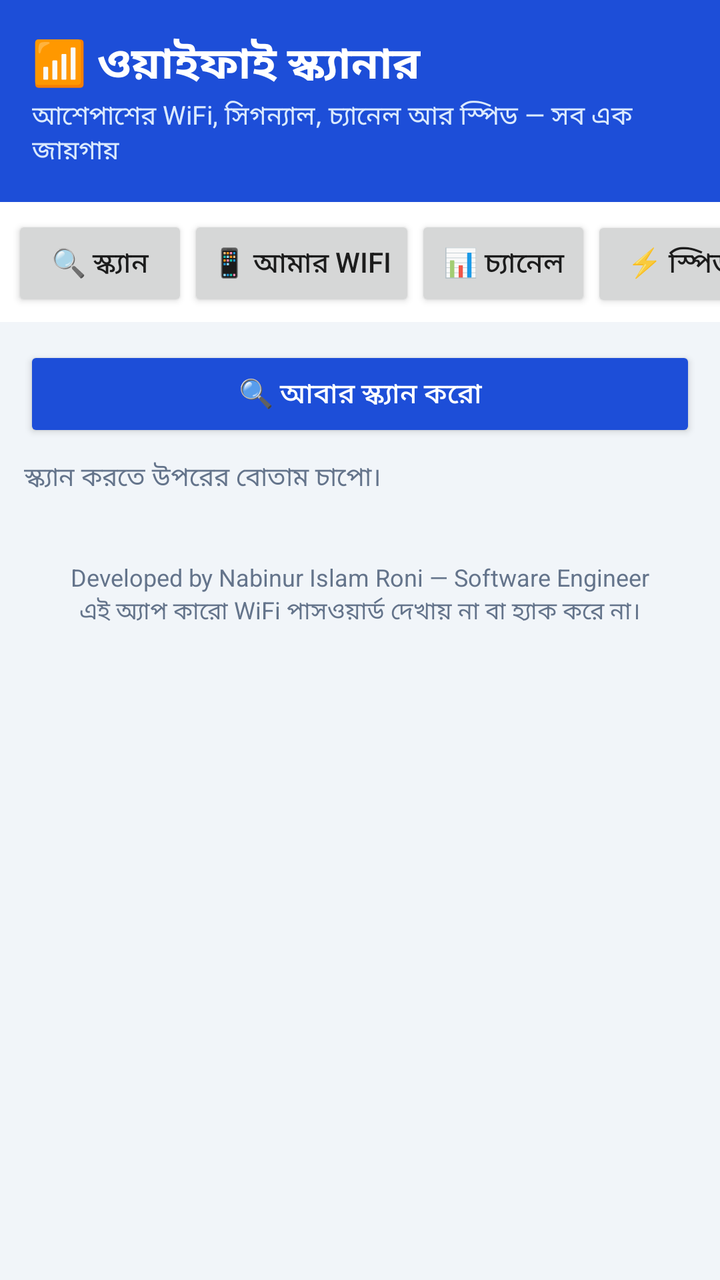
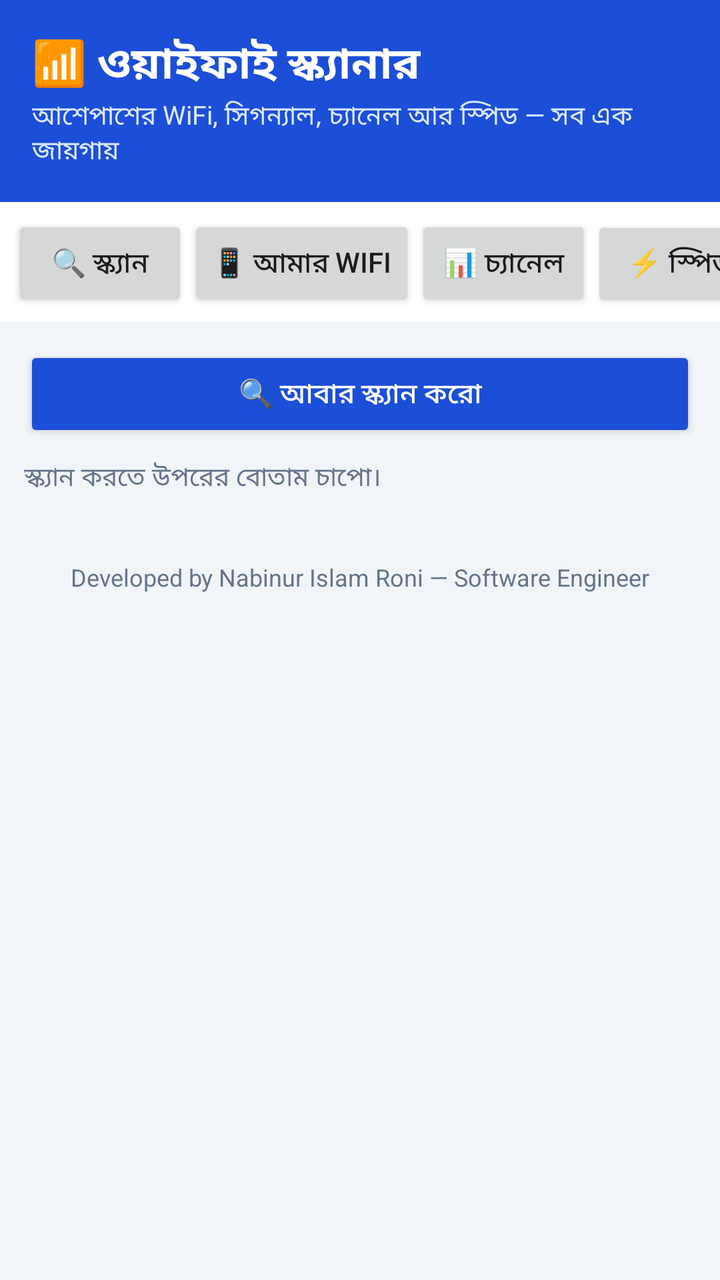

Screens rendered from an Android XML layout before and after an edit, with the pre-edit source and the edit as a unified diff.
<!-- AndroidManifest.xml: application theme Theme.WifiScanner -->
<!-- res/layout/activity_main.xml -->
<?xml version="1.0" encoding="utf-8"?>
<LinearLayout xmlns:android="http://schemas.android.com/apk/res/android"
    android:layout_width="match_parent"
    android:layout_height="match_parent"
    android:background="@color/bg"
    android:orientation="vertical">

    <LinearLayout
        android:layout_width="match_parent"
        android:layout_height="wrap_content"
        android:background="@color/navy"
        android:orientation="vertical"
        android:padding="16dp">

        <TextView
            android:layout_width="wrap_content"
            android:layout_height="wrap_content"
            android:text="📶 ওয়াইফাই স্ক্যানার"
            android:textColor="#ffffff"
            android:textSize="22sp"
            android:textStyle="bold" />

        <TextView
            android:layout_width="wrap_content"
            android:layout_height="wrap_content"
            android:text="আশেপাশের WiFi, সিগন্যাল, চ্যানেল আর স্পিড — সব এক জায়গায়"
            android:textColor="#dbeafe"
            android:textSize="13sp" />
    </LinearLayout>

    <TextView
        android:id="@+id/warningText"
        android:layout_width="match_parent"
        android:layout_height="wrap_content"
        android:background="#fef3c7"
        android:padding="10dp"
        android:text="স্ক্যান করতে লোকেশন চালু রাখতে হবে আর অনুমতি দিতে হবে।"
        android:textColor="#92400e"
        android:textSize="13sp"
        android:visibility="gone" />

    <HorizontalScrollView
        android:layout_width="match_parent"
        android:layout_height="wrap_content"
        android:background="@color/card"
        android:scrollbars="none">

        <LinearLayout
            android:layout_width="wrap_content"
            android:layout_height="wrap_content"
            android:orientation="horizontal"
            android:padding="6dp">

            <Button
                android:id="@+id/tabScan"
                android:layout_width="wrap_content"
                android:layout_height="wrap_content"
                android:text="🔍 স্ক্যান" />

            <Button
                android:id="@+id/tabMyWifi"
                android:layout_width="wrap_content"
                android:layout_height="wrap_content"
                android:text="📱 আমার WiFi" />

            <Button
                android:id="@+id/tabChannel"
                android:layout_width="wrap_content"
                android:layout_height="wrap_content"
                android:text="📊 চ্যানেল" />

            <Button
                android:id="@+id/tabSpeed"
                android:layout_width="wrap_content"
                android:layout_height="wrap_content"
                android:text="⚡ স্পিড" />

            <Button
                android:id="@+id/tabDevices"
                android:layout_width="wrap_content"
                android:layout_height="wrap_content"
                android:text="👥 ডিভাইস" />

            <Button
                android:id="@+id/tabQr"
                android:layout_width="wrap_content"
                android:layout_height="wrap_content"
                android:text="📷 QR" />

            <Button
                android:id="@+id/tabMap"
                android:layout_width="wrap_content"
                android:layout_height="wrap_content"
                android:text="🗺️ ম্যাপ" />
        </LinearLayout>
    </HorizontalScrollView>

    <ScrollView
        android:layout_width="match_parent"
        android:layout_height="0dp"
        android:layout_weight="1">

        <LinearLayout
            android:layout_width="match_parent"
            android:layout_height="wrap_content"
            android:orientation="vertical"
            android:padding="12dp">

            
            <LinearLayout
                android:id="@+id/sectionScan"
                android:layout_width="match_parent"
                android:layout_height="wrap_content"
                android:orientation="vertical">

                <Button
                    android:id="@+id/btnScan"
                    android:layout_width="match_parent"
                    android:layout_height="wrap_content"
                    android:backgroundTint="@color/navy"
                    android:text="🔍 আবার স্ক্যান করো"
                    android:textColor="#ffffff" />

                <TextView
                    android:id="@+id/scanStatus"
                    android:layout_width="match_parent"
                    android:layout_height="wrap_content"
                    android:paddingTop="8dp"
                    android:text="স্ক্যান করতে উপরের বোতাম চাপো।"
                    android:textColor="@color/muted"
                    android:textSize="13sp" />

                <LinearLayout
                    android:id="@+id/scanResults"
                    android:layout_width="match_parent"
                    android:layout_height="wrap_content"
                    android:orientation="vertical"
                    android:paddingTop="8dp" />
            </LinearLayout>

            
            <LinearLayout
                android:id="@+id/sectionMyWifi"
                android:layout_width="match_parent"
                android:layout_height="wrap_content"
                android:orientation="vertical"
                android:visibility="gone">

                <Button
                    android:id="@+id/btnRefreshMyWifi"
                    android:layout_width="match_parent"
                    android:layout_height="wrap_content"
                    android:backgroundTint="@color/navy"
                    android:text="🔄 তথ্য আবার দেখো"
                    android:textColor="#ffffff" />

                <TextView
                    android:id="@+id/myWifiSignalLabel"
                    android:layout_width="match_parent"
                    android:layout_height="wrap_content"
                    android:paddingTop="12dp"
                    android:text="সিগন্যাল: —"
                    android:textSize="16sp"
                    android:textStyle="bold" />

                <ProgressBar
                    android:id="@+id/myWifiSignalBar"
                    style="?android:attr/progressBarStyleHorizontal"
                    android:layout_width="match_parent"
                    android:layout_height="wrap_content"
                    android:max="100"
                    android:progress="0" />

                <LinearLayout
                    android:id="@+id/myWifiInfo"
                    android:layout_width="match_parent"
                    android:layout_height="wrap_content"
                    android:orientation="vertical"
                    android:paddingTop="8dp" />

                <TextView
                    android:layout_width="match_parent"
                    android:layout_height="wrap_content"
                    android:paddingTop="16dp"
                    android:text="🛡️ নিরাপত্তা চেক"
                    android:textSize="16sp"
                    android:textStyle="bold" />

                <TextView
                    android:id="@+id/securityResult"
                    android:layout_width="match_parent"
                    android:layout_height="wrap_content"
                    android:paddingTop="4dp"
                    android:text="প্রথমে স্ক্যান করো, তারপর এই WiFi নিরাপদ কি না জানাবে।"
                    android:textColor="@color/muted"
                    android:textSize="14sp" />

                <TextView
                    android:layout_width="match_parent"
                    android:layout_height="wrap_content"
                    android:paddingTop="16dp"
                    android:text="📊 ডেটা হিসাব (ফোন চালু হওয়ার পর থেকে)"
                    android:textSize="16sp"
                    android:textStyle="bold" />

                <TextView
                    android:id="@+id/dataUsageResult"
                    android:layout_width="match_parent"
                    android:layout_height="wrap_content"
                    android:paddingTop="4dp"
                    android:text="—"
                    android:textColor="@color/muted"
                    android:textSize="14sp" />

                <TextView
                    android:id="@+id/topAppsResult"
                    android:layout_width="match_parent"
                    android:layout_height="wrap_content"
                    android:paddingTop="4dp"
                    android:text="অ্যাপভিত্তিক হিসাব মাপা হচ্ছে…"
                    android:textColor="@color/muted"
                    android:textSize="14sp" />

                <Button
                    android:id="@+id/btnWifiSettings"
                    android:layout_width="match_parent"
                    android:layout_height="wrap_content"
                    android:layout_marginTop="12dp"
                    android:text="⚙️ WiFi সেটিংস খুলুন" />

                <Button
                    android:id="@+id/btnRouterPage"
                    android:layout_width="match_parent"
                    android:layout_height="wrap_content"
                    android:text="🌐 রাউটারের পাতায় ঢুকুন" />
            </LinearLayout>

            
            <LinearLayout
                android:id="@+id/sectionChannel"
                android:layout_width="match_parent"
                android:layout_height="wrap_content"
                android:orientation="vertical"
                android:visibility="gone">

                <TextView
                    android:id="@+id/channelAdvice"
                    android:layout_width="match_parent"
                    android:layout_height="wrap_content"
                    android:text="প্রথমে স্ক্যান ট্যাবে গিয়ে স্ক্যান করো, তারপর এখানে চ্যানেলের ভিড় দেখাবে।"
                    android:textColor="@color/muted"
                    android:textSize="14sp" />

                <LinearLayout
                    android:id="@+id/channelList"
                    android:layout_width="match_parent"
                    android:layout_height="wrap_content"
                    android:orientation="vertical"
                    android:paddingTop="8dp" />
            </LinearLayout>

            
            <LinearLayout
                android:id="@+id/sectionSpeed"
                android:layout_width="match_parent"
                android:layout_height="wrap_content"
                android:orientation="vertical"
                android:visibility="gone">

                <Button
                    android:id="@+id/btnSpeed"
                    android:layout_width="match_parent"
                    android:layout_height="wrap_content"
                    android:backgroundTint="@color/navy"
                    android:text="⚡ স্পিড মাপুন"
                    android:textColor="#ffffff" />

                <ProgressBar
                    android:id="@+id/speedProgress"
                    style="?android:attr/progressBarStyleHorizontal"
                    android:layout_width="match_parent"
                    android:layout_height="wrap_content"
                    android:max="100"
                    android:progress="0"
                    android:visibility="gone" />

                <TextView
                    android:id="@+id/speedResult"
                    android:layout_width="match_parent"
                    android:layout_height="wrap_content"
                    android:paddingTop="12dp"
                    android:text="স্পিড মাপতে ইন্টারনেট লাগবে। ডাউনলোড আর আপলোড — দুটোই মাপা হবে।"
                    android:textColor="@color/muted"
                    android:textSize="14sp" />

                <TextView
                    android:layout_width="match_parent"
                    android:layout_height="wrap_content"
                    android:paddingTop="20dp"
                    android:text="📒 গতির ডায়েরি"
                    android:textSize="16sp"
                    android:textStyle="bold" />

                <LinearLayout
                    android:id="@+id/speedChartBox"
                    android:layout_width="match_parent"
                    android:layout_height="wrap_content"
                    android:orientation="vertical"
                    android:paddingTop="8dp" />

                <TextView
                    android:id="@+id/speedDiarySummary"
                    android:layout_width="match_parent"
                    android:layout_height="wrap_content"
                    android:paddingTop="8dp"
                    android:text="এখনো কোনো গতি মাপা হয়নি — উপরে স্পিড মাপলেই এখানে জমা হবে।"
                    android:textColor="@color/muted"
                    android:textSize="14sp" />

                <LinearLayout
                    android:id="@+id/speedDiaryList"
                    android:layout_width="match_parent"
                    android:layout_height="wrap_content"
                    android:orientation="vertical"
                    android:paddingTop="8dp" />

                <Button
                    android:id="@+id/btnClearDiary"
                    android:layout_width="match_parent"
                    android:layout_height="wrap_content"
                    android:layout_marginTop="8dp"
                    android:text="🗑️ ডায়েরি মুছো" />
            </LinearLayout>

            
            <LinearLayout
                android:id="@+id/sectionDevices"
                android:layout_width="match_parent"
                android:layout_height="wrap_content"
                android:orientation="vertical"
                android:visibility="gone">

                <LinearLayout
                    android:layout_width="match_parent"
                    android:layout_height="wrap_content"
                    android:background="@color/navy"
                    android:orientation="vertical"
                    android:padding="16dp">

                    <TextView
                        android:id="@+id/phoneCountText"
                        android:layout_width="wrap_content"
                        android:layout_height="wrap_content"
                        android:text="📱 ফোন যুক্ত আছে: — টি"
                        android:textColor="#ffffff"
                        android:textSize="22sp"
                        android:textStyle="bold" />

                    <TextView
                        android:id="@+id/otherCountText"
                        android:layout_width="wrap_content"
                        android:layout_height="wrap_content"
                        android:text="💻 অন্য ডিভাইস: — টি   •   মোট: — টি"
                        android:textColor="#dbeafe"
                        android:textSize="15sp" />

                    <TextView
                        android:id="@+id/devicesUpdatedText"
                        android:layout_width="wrap_content"
                        android:layout_height="wrap_content"
                        android:text="🟢 লাইভ — প্রতি ৩০ সেকেন্ডে নিজে নিজে আপডেট হয়"
                        android:textColor="#dbeafe"
                        android:textSize="13sp" />
                </LinearLayout>

                <Button
                    android:id="@+id/btnDevices"
                    android:layout_width="match_parent"
                    android:layout_height="wrap_content"
                    android:layout_marginTop="12dp"
                    android:backgroundTint="@color/navy"
                    android:text="👥 এখনই আবার খুঁজুন"
                    android:textColor="#ffffff" />

                <TextView
                    android:id="@+id/devicesStatus"
                    android:layout_width="match_parent"
                    android:layout_height="wrap_content"
                    android:paddingTop="8dp"
                    android:text="এই WiFi-তে কতগুলো ফোন/ডিভাইস যুক্ত আছে, সেটা খুঁজে দেখাবে। এতে ১ মিনিট পর্যন্ত লাগতে পারে।"
                    android:textColor="@color/muted"
                    android:textSize="13sp" />

                <TextView
                    android:id="@+id/newDeviceBanner"
                    android:layout_width="match_parent"
                    android:layout_height="wrap_content"
                    android:layout_marginTop="8dp"
                    android:background="#fef3c7"
                    android:padding="10dp"
                    android:textColor="#92400e"
                    android:textSize="14sp"
                    android:visibility="gone" />

                <Button
                    android:id="@+id/btnSaveKnown"
                    android:layout_width="match_parent"
                    android:layout_height="wrap_content"
                    android:layout_marginTop="8dp"
                    android:text="✅ সবগুলো চেনা হিসেবে সেভ করো"
                    android:visibility="gone" />

                <LinearLayout
                    android:id="@+id/devicesList"
                    android:layout_width="match_parent"
                    android:layout_height="wrap_content"
                    android:orientation="vertical"
                    android:paddingTop="8dp" />
            </LinearLayout>

            
            <LinearLayout
                android:id="@+id/sectionQr"
                android:layout_width="match_parent"
                android:layout_height="wrap_content"
                android:orientation="vertical"
                android:visibility="gone">

                <TextView
                    android:layout_width="match_parent"
                    android:layout_height="wrap_content"
                    android:text="QR দিয়ে WiFi শেয়ার করো — ক্যামেরা দিয়ে QR স্ক্যান করলেই ওই WiFi-র নাম আর পাসওয়ার্ড পেয়ে যাবে, আর নিজের WiFi-র QR বানিয়ে অন্যকে দিতে পারবে।"
                    android:textColor="@color/muted"
                    android:textSize="14sp" />

                <Button
                    android:id="@+id/btnOpenScan"
                    android:layout_width="match_parent"
                    android:layout_height="wrap_content"
                    android:layout_marginTop="12dp"
                    android:backgroundTint="@color/navy"
                    android:text="📷 QR স্ক্যান করো"
                    android:textColor="#ffffff" />

                <Button
                    android:id="@+id/btnOpenGen"
                    android:layout_width="match_parent"
                    android:layout_height="wrap_content"
                    android:layout_marginTop="8dp"
                    android:text="➕ নিজের WiFi-র QR বানাও" />

                <TextView
                    android:layout_width="match_parent"
                    android:layout_height="wrap_content"
                    android:paddingTop="8dp"
                    android:text="মনে রেখো: QR-এ যা লেখা থাকে, স্ক্যানে সেটাই পাওয়া যায়। WiFi-র মালিক নিজে QR বানিয়ে দিলেই নাম-পাসওয়ার্ড মিলবে — পাশের WiFi-র পাসওয়ার্ড এমনি বের করা যায় না।"
                    android:textColor="@color/muted"
                    android:textSize="13sp" />
            </LinearLayout>

            
            <LinearLayout
                android:id="@+id/sectionMap"
                android:layout_width="match_parent"
                android:layout_height="wrap_content"
                android:orientation="vertical"
                android:visibility="gone">

                <TextView
                    android:layout_width="match_parent"
                    android:layout_height="wrap_content"
                    android:text="ঘরের প্রতিটা জায়গায় গিয়ে সিগন্যাল মাপো — অ্যাপ ম্যাপ বানাবে, কোথায় নেট ভালো আর কোথায় দুর্বল।"
                    android:textColor="@color/muted"
                    android:textSize="14sp" />

                <TextView
                    android:id="@+id/mapNow"
                    android:layout_width="match_parent"
                    android:layout_height="wrap_content"
                    android:paddingTop="12dp"
                    android:text="এখন: —"
                    android:textSize="16sp"
                    android:textStyle="bold" />

                <EditText
                    android:id="@+id/roomName"
                    android:layout_width="match_parent"
                    android:layout_height="wrap_content"
                    android:layout_marginTop="12dp"
                    android:hint="ঘরের নাম লেখো — যেমন: বসার ঘর"
                    android:inputType="text" />

                <Button
                    android:id="@+id/btnMeasureRoom"
                    android:layout_width="match_parent"
                    android:layout_height="wrap_content"
                    android:layout_marginTop="8dp"
                    android:backgroundTint="@color/navy"
                    android:text="📍 এই ঘরে সিগন্যাল মাপো"
                    android:textColor="#ffffff" />

                <TextView
                    android:id="@+id/mapSummary"
                    android:layout_width="match_parent"
                    android:layout_height="wrap_content"
                    android:paddingTop="12dp"
                    android:text="এখনো কোনো ঘর মাপা হয়নি।"
                    android:textColor="@color/muted"
                    android:textSize="14sp" />

                <LinearLayout
                    android:id="@+id/mapList"
                    android:layout_width="match_parent"
                    android:layout_height="wrap_content"
                    android:orientation="vertical"
                    android:paddingTop="8dp" />

                <Button
                    android:id="@+id/btnClearMap"
                    android:layout_width="match_parent"
                    android:layout_height="wrap_content"
                    android:layout_marginTop="8dp"
                    android:text="🗑️ ম্যাপ মুছো" />
            </LinearLayout>

            <TextView
                android:layout_width="match_parent"
                android:layout_height="wrap_content"
                android:gravity="center"
                android:paddingTop="24dp"
                android:text="Developed by Nabinur Islam Roni — Software Engineer"
                android:textColor="@color/muted"
                android:textSize="12sp" />

            <TextView
                android:layout_width="match_parent"
                android:layout_height="wrap_content"
                android:gravity="center"
                android:paddingBottom="16dp"
                android:text="এই অ্যাপ কারো WiFi পাসওয়ার্ড দেখায় না বা হ্যাক করে না।"
                android:textColor="@color/muted"
                android:textSize="12sp" />
        </LinearLayout>
    </ScrollView>
</LinearLayout>
<!-- resources referenced by this layout -->
<resources>
  <color name="bg">#f1f5f9</color>
  <color name="card">#ffffff</color>
  <color name="muted">#64748b</color>
  <color name="navy">#1d4ed8</color>
  <style name="Theme.WifiScanner" parent="Theme.AppCompat.Light.NoActionBar">
          <item name="colorPrimary">@color/navy</item>
          <item name="colorPrimaryDark">@color/navy_dark</item>
          <item name="colorAccent">@color/sky</item>
          <item name="android:windowBackground">@color/bg</item>
      </style>
  <color name="navy_dark">#1e3a8a</color>
  <color name="sky">#38bdf8</color>
</resources>

<!-- the commit's change to res/layout/activity_main.xml (unified diff, before → after) -->
@@ -531,15 +531,6 @@
                 android:text="Developed by Nabinur Islam Roni — Software Engineer"
                 android:textColor="@color/muted"
                 android:textSize="12sp" />
-
-            <TextView
-                android:layout_width="match_parent"
-                android:layout_height="wrap_content"
-                android:gravity="center"
-                android:paddingBottom="16dp"
-                android:text="এই অ্যাপ কারো WiFi পাসওয়ার্ড দেখায় না বা হ্যাক করে না।"
-                android:textColor="@color/muted"
-                android:textSize="12sp" />
         </LinearLayout>
     </ScrollView>
 </LinearLayout>
